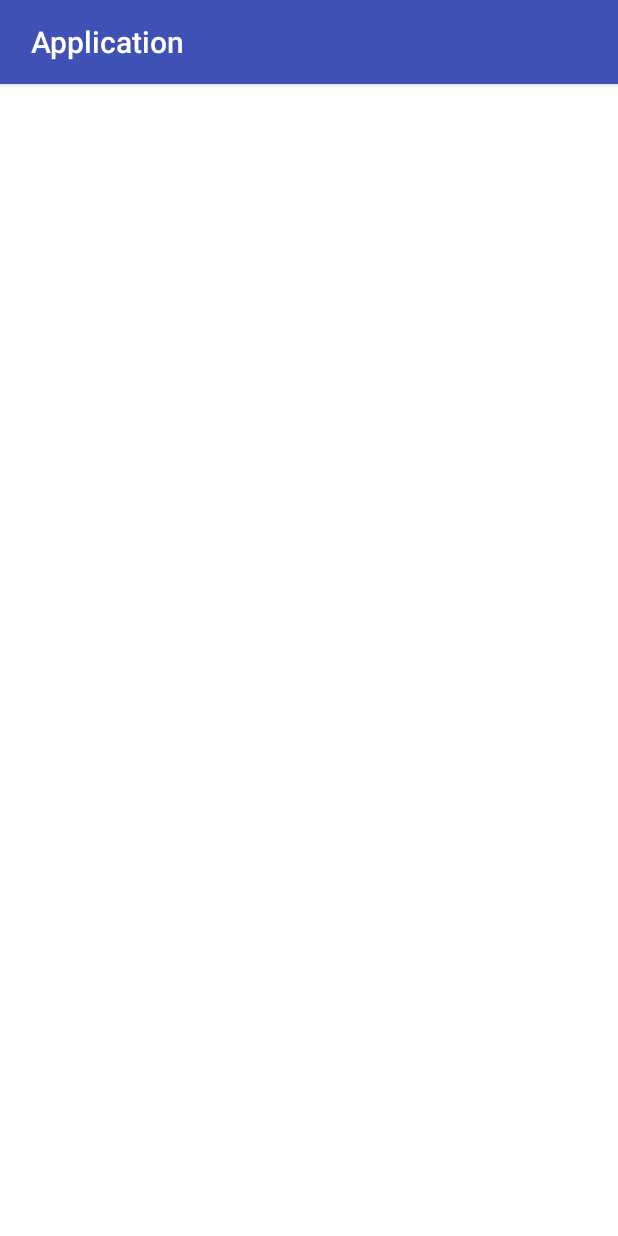
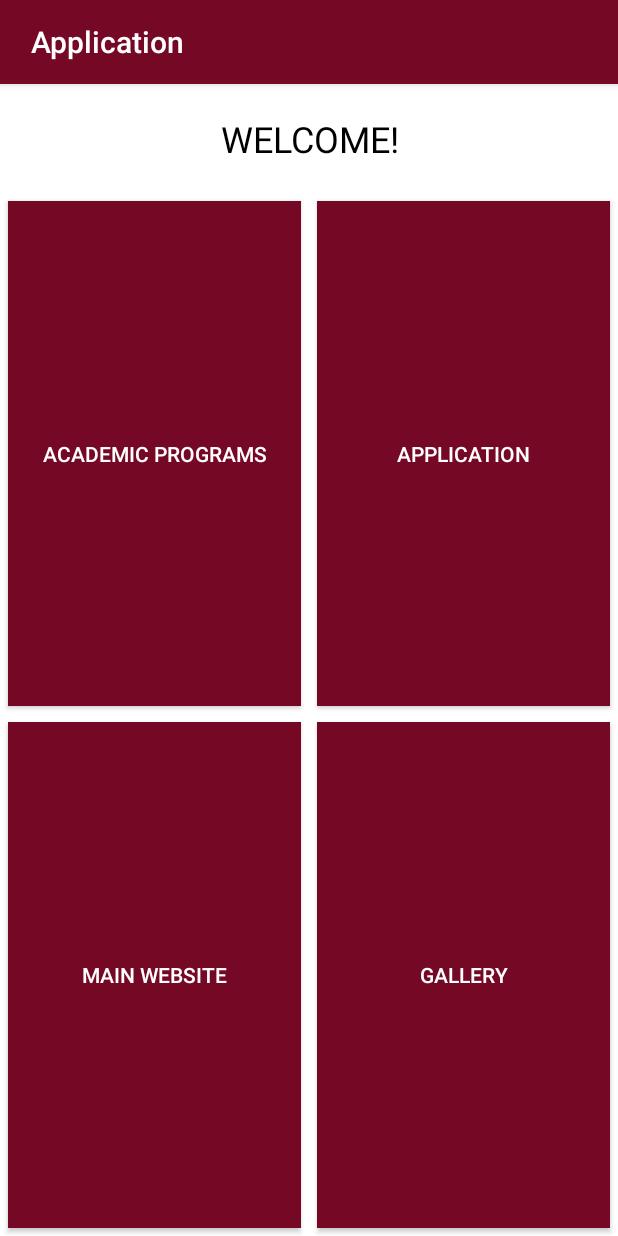
Before and after one commit to CelestineW/solid-guacamole, an Android app: the ProgramChoiceActivity screen opened directly, with no data from a screen before it, on a phone screen of 412 x 824 dp. Run offline under Robolectric (Android 15) with nearby library versions, the phone set to English and light mode, and no system bars.

Commit message:
Changed UI colors and program selection page

```diff
--- a/app/src/main/res/layout/activity_login.xml
+++ b/app/src/main/res/layout/activity_login.xml
@@ -6,6 +6,7 @@
     android:layout_height="match_parent"
     android:background="@android:color/white"
     tools:context="ru.buepl.mobile.application.LoginActivity">
+
 
     <Button
         android:id="@+id/button"
@@ -51,4 +52,5 @@
         android:textColor="@android:color/white"/>
 
 
+
 </RelativeLayout>
--- a/app/src/main/res/layout/activity_program_choice.xml
+++ b/app/src/main/res/layout/activity_program_choice.xml
@@ -1,11 +1,82 @@
 <?xml version="1.0" encoding="utf-8"?>
-<RelativeLayout xmlns:android="http://schemas.android.com/apk/res/android"
+<LinearLayout xmlns:android="http://schemas.android.com/apk/res/android"
     xmlns:app="http://schemas.android.com/apk/res-auto"
     xmlns:tools="http://schemas.android.com/tools"
     android:layout_width="match_parent"
     android:layout_height="match_parent"
     android:background="@android:color/white"
+    android:orientation="vertical"
     tools:context="ru.buepl.mobile.application.ProgramChoiceActivity">
 
+    <TextView
+        android:layout_width="match_parent"
+        android:layout_height="wrap_content"
+        android:textSize="24dp"
+        android:paddingBottom="20dp"
+        android:paddingTop="20dp"
+        android:gravity="center"
+        android:textColor="@android:color/black"
+        android:text="WELCOME!" />
 
-</RelativeLayout>
+    <TableLayout xmlns:android="http://schemas.android.com/apk/res/android"
+        android:id="@+id/tableLayout1"
+        android:layout_width="match_parent"
+        android:layout_height="match_parent" >
+
+        <TableRow
+            android:id="@+id/tableRow1"
+            android:layout_width="fill_parent"
+            android:layout_height="0dp"
+            android:layout_weight="1" >
+
+            <Button
+                android:id="@+id/b_academicProgs"
+                android:layout_width="0dp"
+                android:layout_height="fill_parent"
+                android:layout_weight="1"
+                android:textColor="@android:color/white"
+                android:background="#750825"
+                android:text="Academic Programs"
+                android:layout_margin="5dp"/>
+
+            <Button
+                android:id="@+id/b_app"
+                android:layout_width="0dp"
+                android:layout_height="fill_parent"
+                android:layout_weight="1"
+                android:textColor="@android:color/white"
+                android:background="#750825"
+                android:text="Application"
+                android:layout_margin="5dp"/>
+        </TableRow>
+
+        <TableRow
+            android:id="@+id/tableRow2"
+            android:layout_width="fill_parent"
+            android:layout_height="0dp"
+            android:layout_weight="1" >
+
+            <Button
+                android:id="@+id/b_mainWeb"
+                android:layout_width="0dp"
+                android:layout_height="fill_parent"
+                android:layout_weight="1"
+                android:textColor="@android:color/white"
+                android:background="#750825"
+                android:text="Main Website"
+                android:layout_margin="5dp"/>
+
+            <Button
+                android:id="@+id/b_gallery"
+                android:layout_width="0dp"
+                android:layout_height="fill_parent"
+                android:layout_weight="1"
+                android:textColor="@android:color/white"
+                android:background="#750825"
+                android:text="Gallery"
+                android:layout_margin="5dp"/>
+        </TableRow>
+
+    </TableLayout>
+
+</LinearLayout>
--- a/app/src/main/res/values/styles.xml
+++ b/app/src/main/res/values/styles.xml
@@ -3,9 +3,11 @@
     <!-- Base application theme. -->
     <style name="AppTheme" parent="Theme.AppCompat.Light.DarkActionBar">
         <!-- Customize your theme here. -->
-        <item name="colorPrimary">@color/colorPrimary</item>
-        <item name="colorPrimaryDark">@color/colorPrimaryDark</item>
+        <item name="colorPrimary">#750825</item>
+        <item name="colorPrimaryDark">#461521</item>
         <item name="colorAccent">@color/colorAccent</item>
+
     </style>
 
+
 </resources>
```
Also changed, not shown: app/src/main/res/drawable-hdpi/Baltic_logo.png (added), app/src/main/res/drawable-mdpi/Baltic_logo.png (added), app/src/main/res/drawable-xhdpi/Baltic_logo.png (added), app/src/main/res/drawable-xxhdpi/Baltic_logo.png (added).
